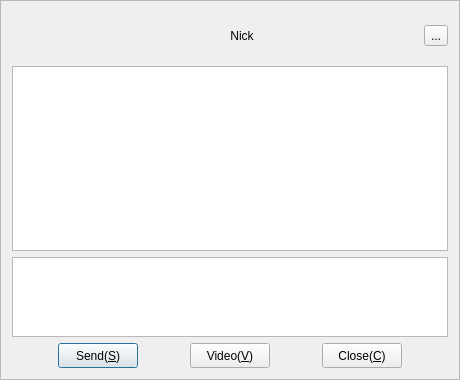
This is Widgets/FrmMessage/FrmMessage.ui in KangLin/RabbitIm as Qt 5 draws it before an edit. The edited form follows.
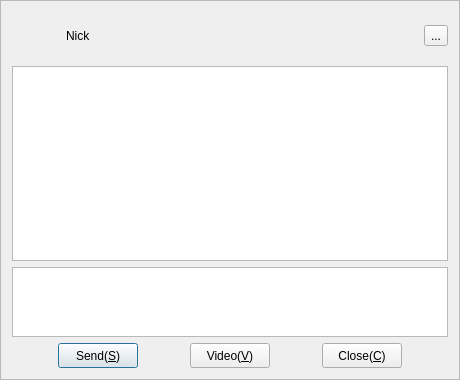
This is the edited form. Icons and pictures are not drawn.

Commit message: 修改消息对话框资源.接收消息列表与发送消息框纵向按比例缩放. 禁止接收消息列表编辑功能.

Patch:
```diff
--- a/Widgets/FrmMessage/FrmMessage.ui
+++ b/Widgets/FrmMessage/FrmMessage.ui
@@ -66,7 +66,7 @@
         <string>Nick</string>
        </property>
        <property name="alignment">
-        <set>Qt::AlignCenter</set>
+        <set>Qt::AlignLeading|Qt::AlignLeft|Qt::AlignVCenter</set>
        </property>
       </widget>
      </item>
@@ -80,26 +80,36 @@
     </layout>
    </item>
    <item row="1" column="0">
-    <widget class="QTextEdit" name="txtView"/>
+    <widget class="QTextEdit" name="txtView">
+     <property name="sizePolicy">
+      <sizepolicy hsizetype="Expanding" vsizetype="Expanding">
+       <horstretch>0</horstretch>
+       <verstretch>3</verstretch>
+      </sizepolicy>
+     </property>
+     <property name="textInteractionFlags">
+      <set>Qt::TextSelectableByKeyboard|Qt::TextSelectableByMouse</set>
+     </property>
+    </widget>
    </item>
    <item row="2" column="0">
     <widget class="QTextEdit" name="txtInput">
      <property name="sizePolicy">
-      <sizepolicy hsizetype="Expanding" vsizetype="Fixed">
+      <sizepolicy hsizetype="Expanding" vsizetype="Expanding">
        <horstretch>0</horstretch>
-       <verstretch>0</verstretch>
+       <verstretch>1</verstretch>
       </sizepolicy>
      </property>
      <property name="minimumSize">
       <size>
        <width>0</width>
-       <height>80</height>
+       <height>0</height>
       </size>
      </property>
      <property name="maximumSize">
       <size>
        <width>16777215</width>
-       <height>80</height>
+       <height>16777215</height>
       </size>
      </property>
     </widget>
```
